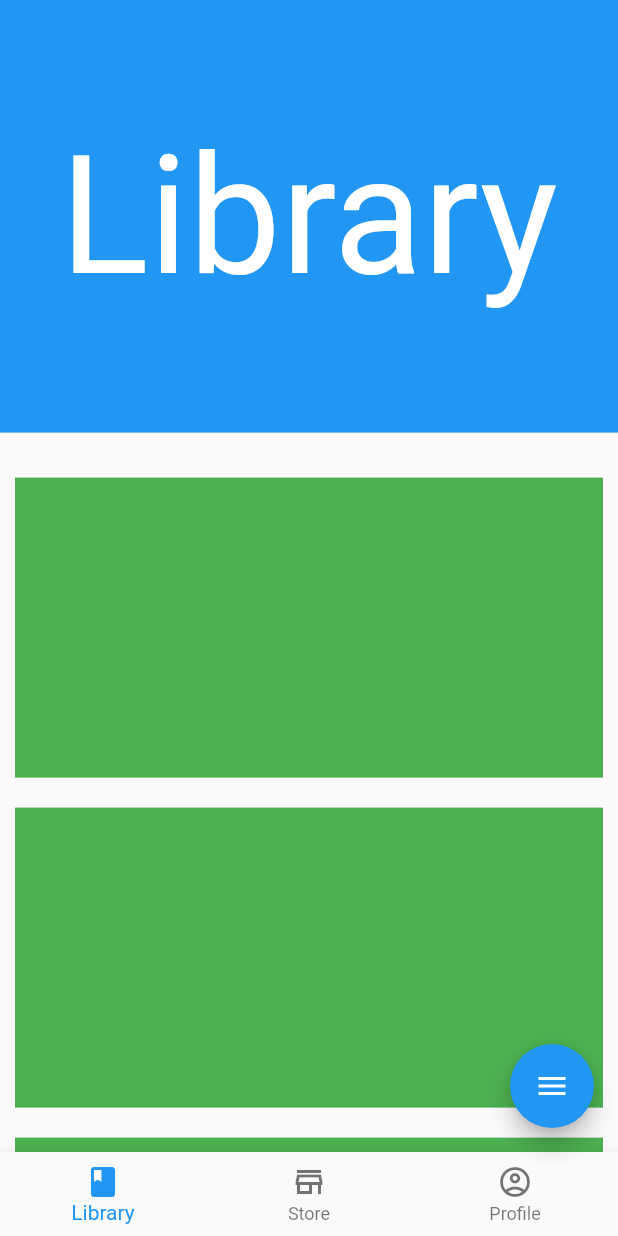
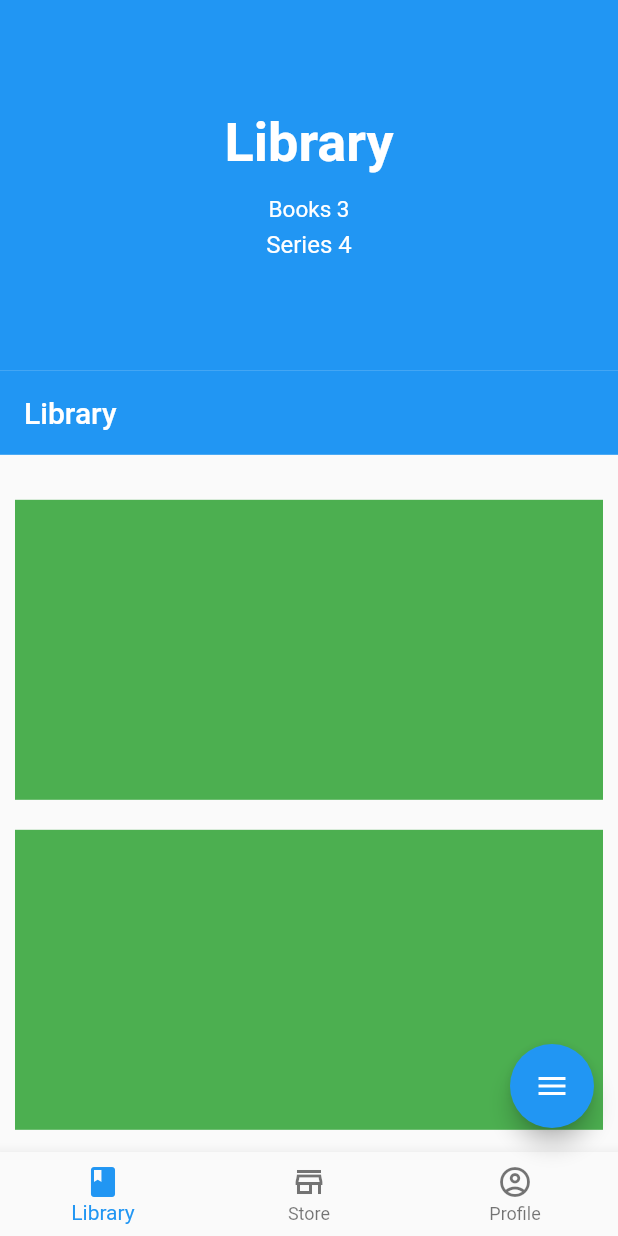
Before and after one commit to fbede/Writer, a Flutter app: the screen it shows after launch, on a phone screen of 412 x 824 dp. Run offline on Flutter 3.47's test engine with Material 2 defaults, Android fonts, the phone set to English and light mode, and no system bars; drawn by our look-alikes of flutter_speed_dial.

Commit message:
Achieved 'static' OneUI look. Ready to add animations.

```diff
--- a/lib/home/pages/home_page.dart
+++ b/lib/home/pages/home_page.dart
@@ -1,8 +1,11 @@
 import 'package:flutter/material.dart';
 import 'package:writer/core/responsive_page.dart';
 import 'package:writer/home/widgets/home_page_widgets.dart';
+import 'package:writer/utils/strings.dart';
 
 //TODO: Add convert book to series and vice versa logic
+
+final textAnimation = Tween(begin: 0.0, end: 1.0);
 
 class HomePage extends StatelessWidget {
   final Widget mobileView = const _MobileHomePage();
@@ -22,7 +25,76 @@ class _MobileHomePage extends StatelessWidget {
   Widget build(BuildContext context) {
     return SafeArea(
       child: Scaffold(
-        body: homePageBody,
+        body: CustomScrollView(
+          slivers: [
+            SliverToBoxAdapter(
+              child: Container(
+                height: MediaQuery.of(context).size.width * 0.6,
+                color: Colors.blue,
+                child: Column(
+                  mainAxisAlignment: MainAxisAlignment.center,
+                  children: const [
+                    Text(
+                      stringLibrary,
+                      style: TextStyle(
+                          color: Colors.white,
+                          fontSize: 36,
+                          fontWeight: FontWeight.bold),
+                    ),
+                    SizedBox(height: 14),
+                    Text('Books 3',
+                        style: TextStyle(
+                          color: Colors.white,
+                          fontSize: 15,
+                          //fontWeight: FontWeight.bold
+                        )),
+                    SizedBox(height: 5),
+                    Text('Series 4',
+                        style: TextStyle(
+                          color: Colors.white,
+                          fontSize: 16,
+                          //fontWeight: FontWeight.bold
+                        ))
+                  ],
+                ),
+              ),
+            ),
+            // TODO: Modify to look similar to mum's phone
+
+            const SliverAppBar(
+              pinned: true,
+              title: Text(stringLibrary),
+            ),
+
+            SliverToBoxAdapter(
+              child: Container(
+                margin: const EdgeInsets.all(10),
+                color: Colors.green,
+              ),
+            ),
+            SliverToBoxAdapter(
+              child: Container(
+                height: 200,
+                margin: const EdgeInsets.all(10),
+                color: Colors.green,
+              ),
+            ),
+            SliverToBoxAdapter(
+              child: Container(
+                height: 200,
+                margin: const EdgeInsets.all(10),
+                color: Colors.green,
+              ),
+            ),
+            SliverToBoxAdapter(
+              child: Container(
+                height: 200,
+                margin: const EdgeInsets.all(10),
+                color: Colors.green,
+              ),
+            )
+          ],
+        ),
         floatingActionButton: createButton,
         bottomNavigationBar: bottomNavBar,
       ),
--- a/lib/home/widgets/home_page_widgets.dart
+++ b/lib/home/widgets/home_page_widgets.dart
@@ -77,55 +77,6 @@ Widget homePageBody3 = const Center(
 );
 
 // ! Error not working as supposed to
-Widget homePageBody = LayoutBuilder(builder: ((context, constraints) {
-  return CustomScrollView(
-    slivers: [
-      // TODO: Modify to look similar to mum's phone
-      SliverAppBar(
-          pinned: true,
-          expandedHeight: MediaQuery.of(context).size.width * 0.7,
-          backgroundColor: Colors.blue,
-          flexibleSpace: Container(
-            alignment: Alignment.centerLeft,
-            margin: const EdgeInsetsDirectional.only(
-                start: 40, end: 40, top: 5, bottom: 5),
-            child: const FittedBox(
-              fit: BoxFit.contain,
-              child: SizedBox(
-                child: Text(
-                  stringLibrary,
-                  style: TextStyle(color: Colors.white, fontSize: 500),
-                ),
-              ),
-            ),
-          )),
-      SliverToBoxAdapter(
-        child: Container(
-          margin: const EdgeInsets.all(10),
-          color: Colors.green,
-        ),
-      ),
-      SliverToBoxAdapter(
-        child: Container(
-          height: 200,
-          margin: const EdgeInsets.all(10),
-          color: Colors.green,
-        ),
-      ),
-      SliverToBoxAdapter(
-        child: Container(
-          height: 200,
-          margin: const EdgeInsets.all(10),
-          color: Colors.green,
-        ),
-      ),
-      SliverToBoxAdapter(
-        child: Container(
-          height: 200,
-          margin: const EdgeInsets.all(10),
-          color: Colors.green,
-        ),
-      )
-    ],
-  );
-}));
+//Widget homePageBody = LayoutBuilder(builder: ((context, constraints) {
+ // return
+//}));
```
